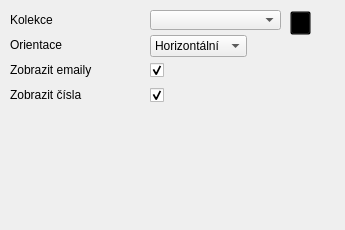
The window that contacts/config.ui (KDE/akonadi-google-applets) describes before a commit, drawn with Qt 5.
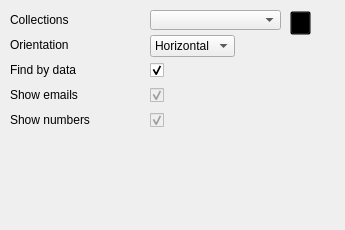
The same window after the commit.

```diff
--- a/contacts/config.ui
+++ b/contacts/config.ui
@@ -29,7 +29,7 @@
     </rect>
    </property>
    <property name="text">
-    <string>Kolekce</string>
+    <string>&lt;html&gt;&lt;head/&gt;&lt;body&gt;&lt;p&gt;Collections&lt;/p&gt;&lt;/body&gt;&lt;/html&gt;</string>
    </property>
   </widget>
   <widget class="QComboBox" name="collectionBox">
@@ -58,20 +58,23 @@
    <property name="geometry">
     <rect>
      <x>10</x>
-     <y>60</y>
+     <y>85</y>
      <width>100</width>
      <height>20</height>
     </rect>
    </property>
    <property name="text">
-    <string>Zobrazit emaily</string>
+    <string>Show emails</string>
    </property>
   </widget>
   <widget class="QCheckBox" name="showEmails">
+   <property name="enabled">
+    <bool>false</bool>
+   </property>
    <property name="geometry">
     <rect>
      <x>150</x>
-     <y>60</y>
+     <y>85</y>
      <width>150</width>
      <height>20</height>
     </rect>
@@ -84,10 +87,13 @@
    </property>
   </widget>
   <widget class="QCheckBox" name="showNumbers">
+   <property name="enabled">
+    <bool>false</bool>
+   </property>
    <property name="geometry">
     <rect>
      <x>150</x>
-     <y>85</y>
+     <y>110</y>
      <width>89</width>
      <height>21</height>
     </rect>
@@ -103,13 +109,13 @@
    <property name="geometry">
     <rect>
      <x>10</x>
-     <y>85</y>
+     <y>110</y>
      <width>100</width>
      <height>20</height>
     </rect>
    </property>
    <property name="text">
-    <string>Zobrazit čísla</string>
+    <string>Show numbers</string>
    </property>
   </widget>
   <widget class="QPushButton" name="loadCollections">
@@ -129,23 +135,29 @@
    </property>
   </widget>
   <widget class="QComboBox" name="orientationBox">
+   <property name="enabled">
+    <bool>true</bool>
+   </property>
    <property name="geometry">
     <rect>
      <x>150</x>
      <y>35</y>
-     <width>115</width>
-     <height>20</height>
+     <width>101</width>
+     <height>24</height>
     </rect>
    </property>
    <property name="layoutDirection">
     <enum>Qt::LeftToRight</enum>
    </property>
+   <property name="currentIndex">
+    <number>0</number>
+   </property>
    <property name="sizeAdjustPolicy">
     <enum>QComboBox::AdjustToContents</enum>
    </property>
    <item>
     <property name="text">
-     <string>Horizontální</string>
+     <string>Horizontal</string>
     </property>
    </item>
    <item>
@@ -164,7 +176,36 @@
     </rect>
    </property>
    <property name="text">
-    <string>Orientace</string>
+    <string>Orientation</string>
+   </property>
+  </widget>
+  <widget class="QLabel" name="label_5">
+   <property name="geometry">
+    <rect>
+     <x>10</x>
+     <y>60</y>
+     <width>131</width>
+     <height>20</height>
+    </rect>
+   </property>
+   <property name="text">
+    <string>Find by data</string>
+   </property>
+  </widget>
+  <widget class="QCheckBox" name="findData">
+   <property name="geometry">
+    <rect>
+     <x>150</x>
+     <y>60</y>
+     <width>89</width>
+     <height>20</height>
+    </rect>
+   </property>
+   <property name="text">
+    <string/>
+   </property>
+   <property name="checked">
+    <bool>true</bool>
    </property>
   </widget>
  </widget>
```
Left out of the diff: 4 changed lines with no effect on the pictures.
